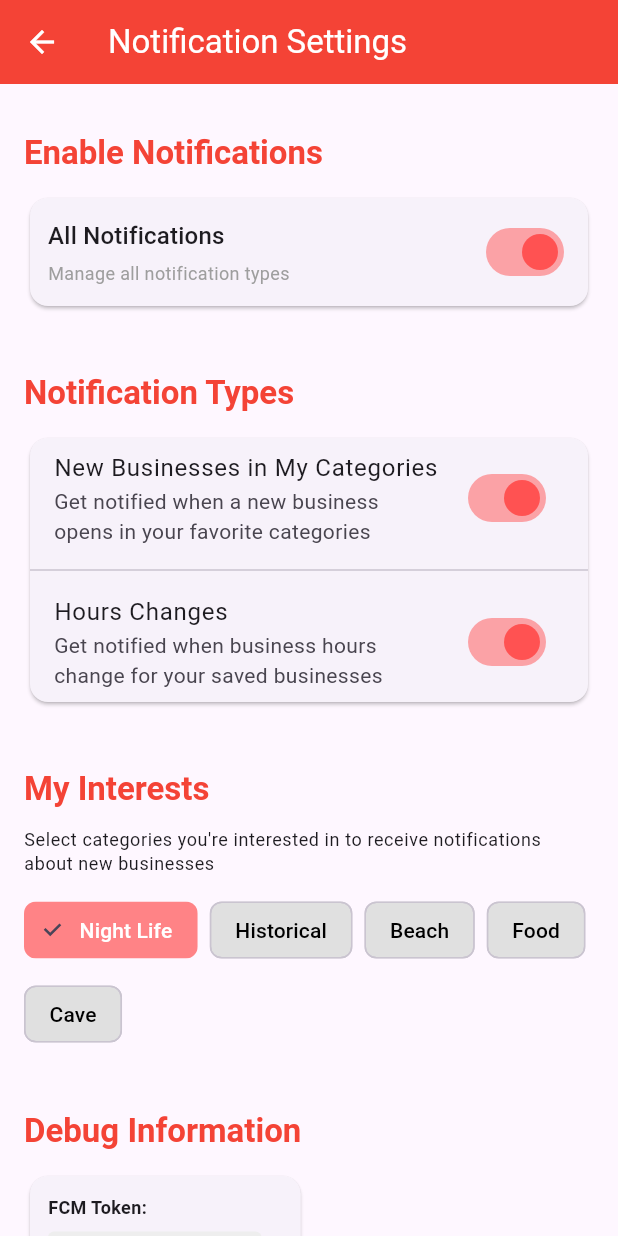
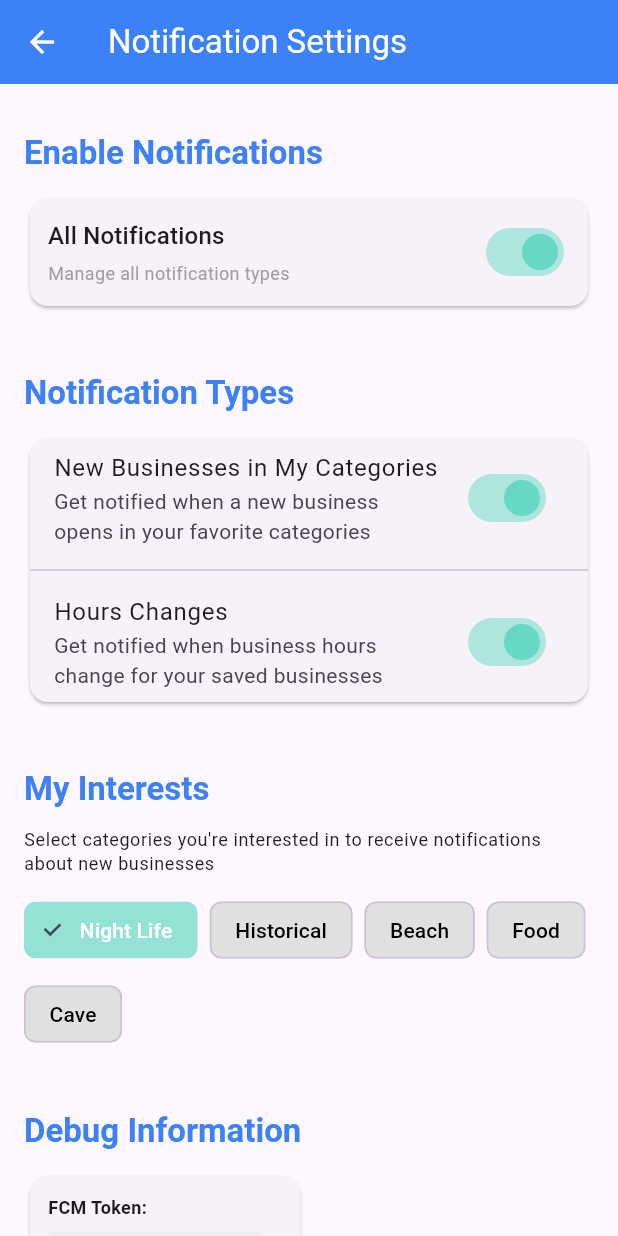
Before and after one commit to josephassaf999/Sa2e7, a Flutter app: the SettingsPage screen opened directly, after a tap on "Night Life", on a phone screen of 412 x 824 dp. Run offline on Flutter 3.47's test engine with Material 3 defaults, Android fonts, the phone set to English and light mode, and no system bars; our stand-ins replace cloud_firestore, firebase_auth, firebase_core, firebase_messaging, firebase_storage, flutter_local_notifications and 9 more; missing offline and left inert: flutter_polyline_points; accounts and stored records are empty.

Commit message:
fixed bugs

```diff
--- a/lib/drawer/settings_page.dart
+++ b/lib/drawer/settings_page.dart
@@ -13,6 +13,7 @@ class SettingsPage extends StatefulWidget {
 
 class _SettingsPageState extends State<SettingsPage> {
   final Color primaryBlue = const Color(0xFF3C82F6);
+  final Color mintGreen = const Color(0xFF67D8C4);
   final Color darkBg = const Color(0xFF1A1A2E);
 
   final FirebaseAuth _firebaseAuth = FirebaseAuth.instance;
@@ -34,7 +35,11 @@ class _SettingsPageState extends State<SettingsPage> {
 
   Future<void> _loadSettings() async {
     final userId = _firebaseAuth.currentUser?.uid;
-    if (userId == null) return;
+    if (userId == null) {
+      // Not logged in — stop spinner and show empty state
+      if (mounted) setState(() => _isLoading = false);
+      return;
+    }
 
     try {
       final categories = await _notificationService.getPreferredCategories(
@@ -142,7 +147,7 @@ class _SettingsPageState extends State<SettingsPage> {
           'Notification Settings',
           style: TextStyle(color: Colors.white),
         ),
-        backgroundColor: Colors.red,
+        backgroundColor: primaryBlue,
       ),
       body:
           _isLoading
@@ -186,7 +191,7 @@ class _SettingsPageState extends State<SettingsPage> {
                               Switch(
                                 value: _enableAllNotifications,
                                 onChanged: _toggleMasterSwitch,
-                                activeColor: Colors.redAccent,
+                                activeColor: mintGreen,
                               ),
                             ],
                           ),
@@ -212,7 +217,7 @@ class _SettingsPageState extends State<SettingsPage> {
                                     _enableAllNotifications
                                         ? _toggleNewBusinessNotifications
                                         : null,
-                                activeColor: Colors.redAccent,
+                                activeColor: mintGreen,
                               ),
                             ),
                             const Divider(),
@@ -227,7 +232,7 @@ class _SettingsPageState extends State<SettingsPage> {
                                     _enableAllNotifications
                                         ? _toggleHoursChangeNotifications
                                         : null,
-                                activeColor: Colors.redAccent,
+                                activeColor: mintGreen,
                               ),
                             ),
                           ],
@@ -258,9 +263,7 @@ class _SettingsPageState extends State<SettingsPage> {
                                         _enableAllNotifications
                                             ? (_) => _toggleCategory(category)
                                             : null,
-                                    selectedColor: Colors.redAccent.withOpacity(
-                                      0.7,
-                                    ),
+                                    selectedColor: mintGreen.withOpacity(0.7),
                                     backgroundColor: Colors.grey[300],
                                     labelStyle: TextStyle(
                                       color:
@@ -369,7 +372,7 @@ class _SettingsPageState extends State<SettingsPage> {
                         child: ElevatedButton(
                           onPressed: _saveSettings,
                           style: ElevatedButton.styleFrom(
-                            backgroundColor: Colors.red,
+                            backgroundColor: primaryBlue,
                             foregroundColor: Colors.white,
                             padding: const EdgeInsets.symmetric(vertical: 16),
                           ),
@@ -397,7 +400,7 @@ class _SettingsPageState extends State<SettingsPage> {
         title,
         style: Theme.of(context).textTheme.titleLarge?.copyWith(
           fontWeight: FontWeight.bold,
-          color: Colors.red,
+          color: primaryBlue,
         ),
       ),
     );
```
Also changed, not shown: lib/core/widgets/business_info_card.dart (+3 -4 lines), lib/pages/business_page.dart (+15 -5 lines), lib/pages/map.dart (+20 -7 lines).
